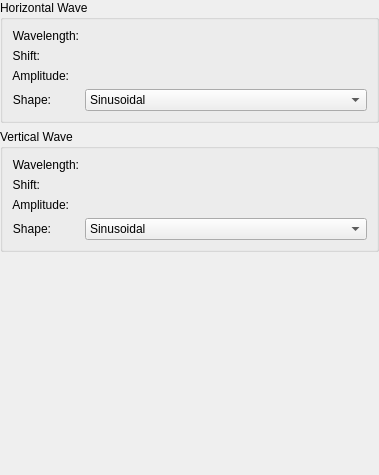
First picture: the form in plugins/filters/wavefilter/wdgwaveoptions.ui, repository KDE/krita, before the edit.
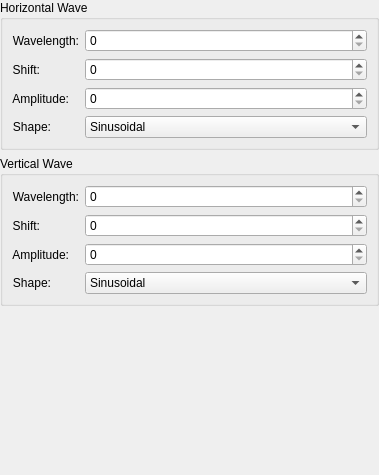
Second picture: the form after the edit. Custom widgets are drawn as their Qt base class.

Commit message:
ui: Fix Designer not rendering KisSliderSpinBox as QSpinBox
Part-of: <https://invent.kde.org/graphics/krita/-/merge_requests/1742>

Patch:
```diff
--- a/plugins/filters/wavefilter/wdgwaveoptions.ui
+++ b/plugins/filters/wavefilter/wdgwaveoptions.ui
@@ -314,7 +314,7 @@
   </customwidget>
   <customwidget>
    <class>KisSliderSpinBox</class>
-   <extends>QWidget</extends>
+   <extends>QSpinBox</extends>
    <header>kis_slider_spin_box.h</header>
    <container>1</container>
   </customwidget>
```
The commit also changes 45 other files.
